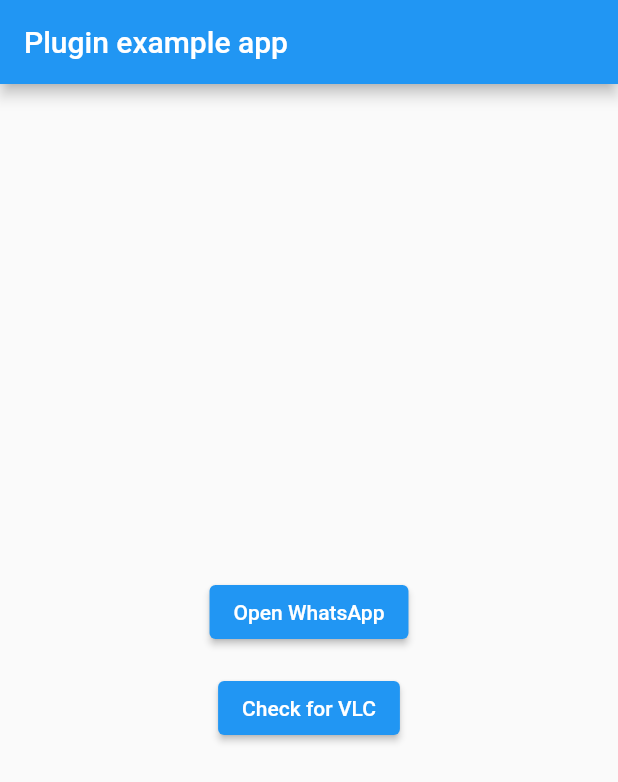
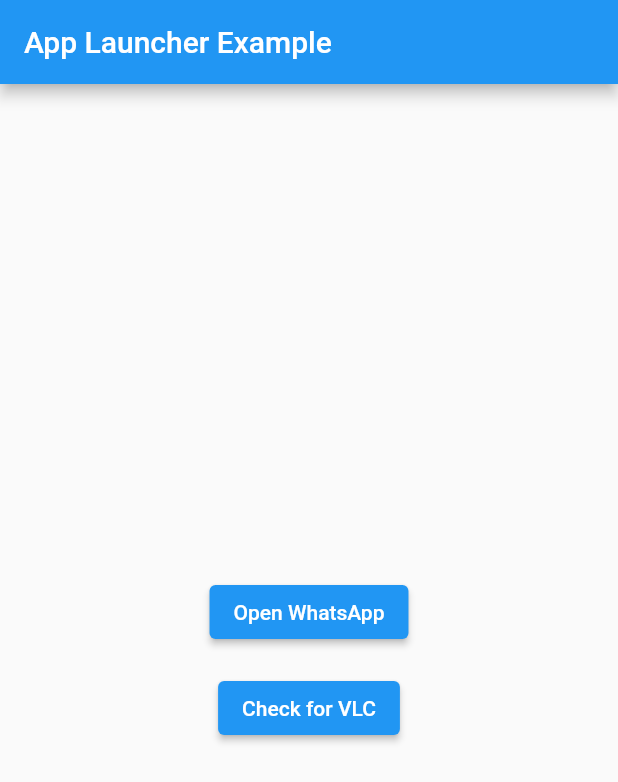
Before and after one commit to Akora-IngDKB/app_launcher, a Flutter app: the screen it shows after launch, on a phone screen of 412 x 824 dp. Shown: the top 782 px of the screen. Run offline on Flutter 3.47's test engine with Material 2 defaults, Android fonts, the phone set to English and light mode, and no system bars.

Commit message:
Bump version to 1.0.0-nullsafety

```diff
--- a/example/lib/main.dart
+++ b/example/lib/main.dart
@@ -12,7 +12,7 @@ class MyApp extends StatelessWidget {
     return MaterialApp(
       home: Scaffold(
         appBar: AppBar(
-          title: const Text('Plugin example app'),
+          title: const Text('App Launcher Example'),
         ),
         body: Center(
           child: Column(
--- a/pubspec.yaml
+++ b/pubspec.yaml
@@ -1,6 +1,6 @@
 name: app_launcher
 description: A flutter plugin that launches an Android or iOS installed on the device using the application ID.
-version: 0.2.1
+version: 1.0.0-nullsafety.0
 homepage: https://github.com/Akora-IngDKB/app_launcher.git
 
 environment:
```
Also changed, not shown: example/pubspec.lock.
